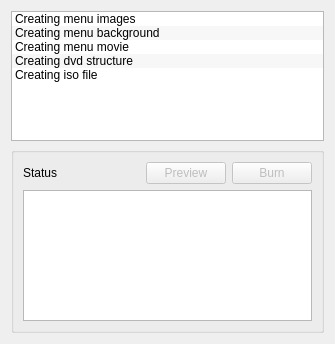
Before: the Qt Designer form src/widgets/dvdwizardstatus_ui.ui in KDE/kdenlive, drawn with Qt 5.
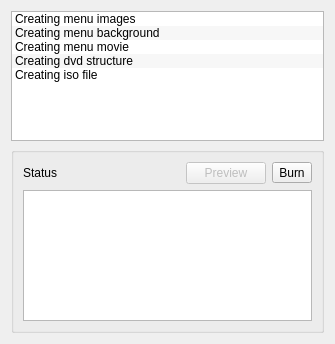
After: the same form once the commit is applied. Custom widgets are drawn as their Qt base class.

Commit message: Updated .ui files for dvd chapters

Patch:
```diff
--- a/src/widgets/dvdwizardstatus_ui.ui
+++ b/src/widgets/dvdwizardstatus_ui.ui
@@ -86,13 +86,13 @@
        </widget>
       </item>
       <item row="0" column="3">
-       <widget class="QPushButton" name="button_burn">
-        <property name="enabled">
-         <bool>false</bool>
-        </property>
+       <widget class="QToolButton" name="button_burn">
         <property name="text">
          <string>Burn</string>
         </property>
+        <property name="popupMode">
+         <enum>QToolButton::InstantPopup</enum>
+        </property>
        </widget>
       </item>
       <item row="1" column="0" colspan="4">
```
The commit also changes 2 other files.
